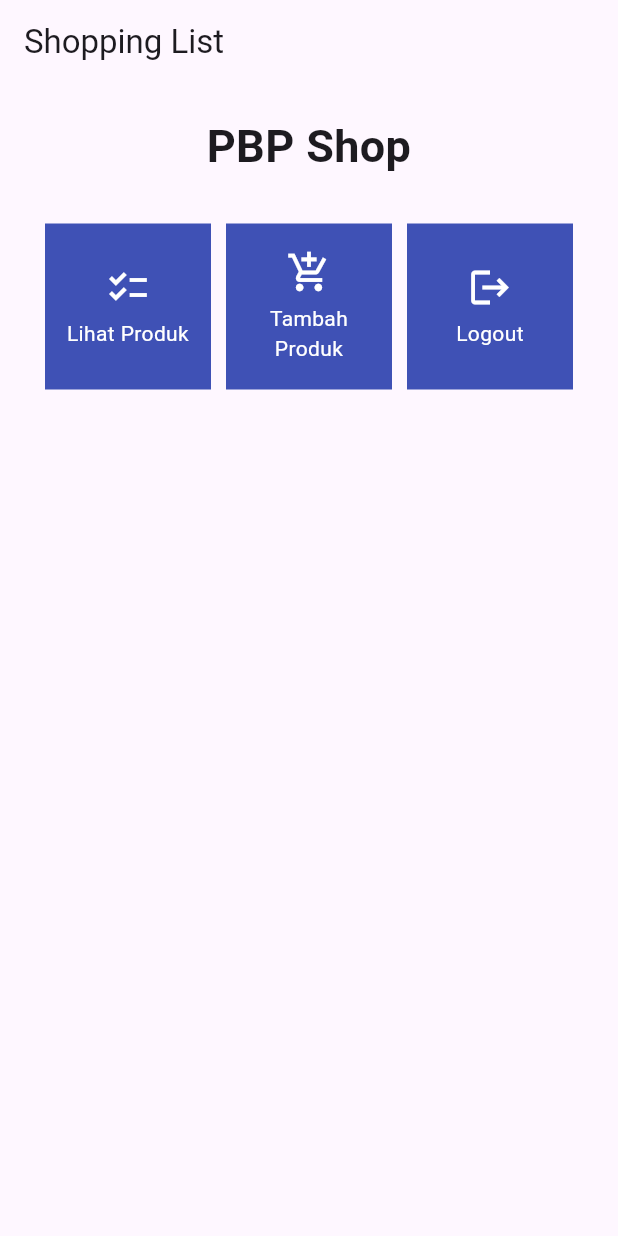
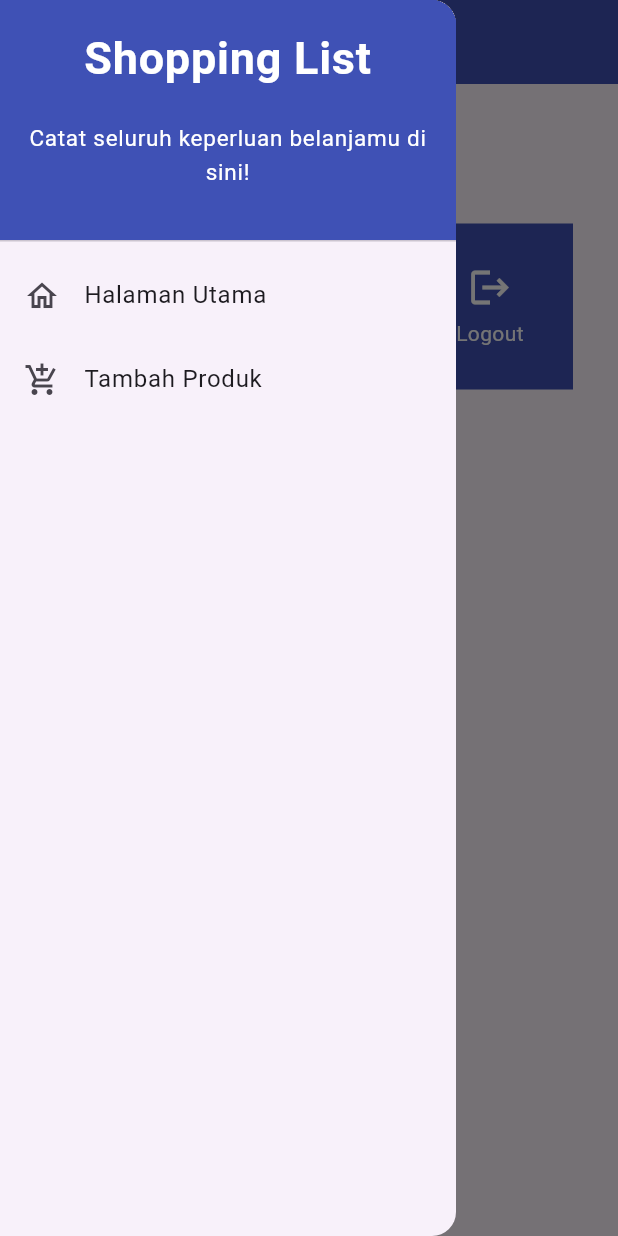
Before and after one commit to Not0nline/shopping-list-mobile, a Flutter app: the screen it shows after launch, with the side drawer open (before the commit the screen has no drawer), on a phone screen of 412 x 824 dp. Run offline on Flutter 3.47's test engine with Material 2 defaults, Android fonts, the phone set to English and light mode, and no system bars.

Commit message:
tutorial 7 selesai

```diff
--- a/lib/main.dart
+++ b/lib/main.dart
@@ -1,5 +1,5 @@
 import 'package:flutter/material.dart';
-import 'package:shopping_list/menu.dart';
+import 'package:shopping_list/screens/menu.dart';
 
 void main() {
   runApp(const MyApp());
--- a/lib/menu.dart
+++ /dev/null
@@ -1,121 +0,0 @@
-import 'package:flutter/material.dart';
-
-class ShopItem {
-  final String name;
-  final IconData icon;
-
-  ShopItem(this.name, this.icon);
-}
-
-class ShopCard extends StatelessWidget {
-  final ShopItem item;
-
-  const ShopCard(this.item, {super.key}); // Constructor
-
-  @override
-  Widget build(BuildContext context) {
-    return Material(
-      color: Colors.indigo,
-      child: InkWell(
-        // Area responsive terhadap sentuhan
-        onTap: () {
-          // Memunculkan SnackBar ketika diklik
-          ScaffoldMessenger.of(context)
-            ..hideCurrentSnackBar()
-            ..showSnackBar(SnackBar(
-                content: Text("Kamu telah menekan tombol ${item.name}!")));
-        },
-        child: Container(
-          // Container untuk menyimpan Icon dan Text
-          padding: const EdgeInsets.all(8),
-          child: Center(
-            child: Column(
-              mainAxisAlignment: MainAxisAlignment.center,
-              children: [
-                Icon(
-                  item.icon,
-                  color: Colors.white,
-                  size: 30.0,
-                ),
-                const Padding(padding: EdgeInsets.all(3)),
-                Text(
-                  item.name,
-                  textAlign: TextAlign.center,
-                  style: const TextStyle(color: Colors.white),
-                ),
-              ],
-            ),
-          ),
-        ),
-      ),
-    );
-  }
-}
-
-class MyHomePage extends StatelessWidget {
-  MyHomePage({Key? key}) : super(key: key);
-
-  final List<ShopItem> items = [
-    ShopItem("Lihat Produk", Icons.checklist),
-    ShopItem("Tambah Produk", Icons.add_shopping_cart),
-    ShopItem("Logout", Icons.logout),
-];
-
-  // This widget is the home page of your application. It is stateful, meaning
-  // that it has a State object (defined below) that contains fields that affect
-  // how it looks.
-
-  // This class is the configuration for the state. It holds the values (in this
-  // case the title) provided by the parent (in this case the App widget) and
-  // used by the build method of the State. Fields in a Widget subclass are
-  // always marked "final".
-
-
-  @override
-    Widget build(BuildContext context) {
-        return Scaffold(
-            appBar: AppBar(
-                title: const Text(
-                'Shopping List',
-                ),
-            ),
-            body: SingleChildScrollView(
-                // Widget wrapper yang dapat discroll
-                child: Padding(
-                padding: const EdgeInsets.all(10.0), // Set padding dari halaman
-                child: Column(
-                    // Widget untuk menampilkan children secara vertikal
-                    children: <Widget>[
-                    const Padding(
-                        padding: EdgeInsets.only(top: 10.0, bottom: 10.0),
-                        // Widget Text untuk menampilkan tulisan dengan alignment center dan style yang sesuai
-                        child: Text(
-                        'PBP Shop', // Text yang menandakan toko
-                        textAlign: TextAlign.center,
-                        style: TextStyle(
-                            fontSize: 30,
-                            fontWeight: FontWeight.bold,
-                        ),
-                        ),
-                    ),
-                    // Grid layout
-                    GridView.count(
-                        // Container pada card kita.
-                        primary: true,
-                        padding: const EdgeInsets.all(20),
-                        crossAxisSpacing: 10,
-                        mainAxisSpacing: 10,
-                        crossAxisCount: 3,
-                        shrinkWrap: true,
-                        children: items.map((ShopItem item) {
-                        // Iterasi untuk setiap item
-                        return ShopCard(item);
-                        }).toList(),
-                    ),
-                    ],
-                ),
-                ),
-            ),
-        );
-    }
-}
--- /dev/null
+++ b/lib/screens/menu.dart
@@ -0,0 +1,125 @@
+import 'package:flutter/material.dart';
+import 'package:shopping_list/widgets/left_drawer.dart';
+import 'package:shopping_list/widgets/shop_card.dart';
+import 'package:shopping_list/screens/shoplist_form.dart';
+
+class ShopCard extends StatelessWidget {
+  final ShopItem item;
+
+  const ShopCard(this.item, {super.key}); // Constructor
+
+  @override
+  Widget build(BuildContext context) {
+    return Material(
+      color: Colors.indigo,
+      child: InkWell(
+        // Area responsive terhadap sentuhan
+        onTap: () {
+          // Memunculkan SnackBar ketika diklik
+          ScaffoldMessenger.of(context)
+            ..hideCurrentSnackBar()
+            ..showSnackBar(SnackBar(
+                content: Text("Kamu telah menekan tombol ${item.name}!")));
+
+          // Navigate ke route yang sesuai (tergantung jenis tombol)
+          if (item.name == "Tambah Produk") {
+            Navigator.push(context,
+                MaterialPageRoute(builder: (context) => const ShopFormPage()));
+          }
+        },
+        child: Container(
+          // Container untuk menyimpan Icon dan Text
+          padding: const EdgeInsets.all(8),
+          child: Center(
+            child: Column(
+              mainAxisAlignment: MainAxisAlignment.center,
+              children: [
+                Icon(
+                  item.icon,
+                  color: Colors.white,
+                  size: 30.0,
+                ),
+                const Padding(padding: EdgeInsets.all(3)),
+                Text(
+                  item.name,
+                  textAlign: TextAlign.center,
+                  style: const TextStyle(color: Colors.white),
+                ),
+              ],
+            ),
+          ),
+        ),
+      ),
+    );
+  }
+}
+
+class MyHomePage extends StatelessWidget {
+  MyHomePage({Key? key}) : super(key: key);
+
+  final List<ShopItem> items = [
+    ShopItem("Lihat Produk", Icons.checklist),
+    ShopItem("Tambah Produk", Icons.add_shopping_cart),
+    ShopItem("Logout", Icons.logout),
+  ];
+
+  // This widget is the home page of your application. It is stateful, meaning
+  // that it has a State object (defined below) that contains fields that affect
+  // how it looks.
+
+  // This class is the configuration for the state. It holds the values (in this
+  // case the title) provided by the parent (in this case the App widget) and
+  // used by the build method of the State. Fields in a Widget subclass are
+  // always marked "final".
+
+  @override
+  Widget build(BuildContext context) {
+    return Scaffold(
+      appBar: AppBar(
+        title: const Text(
+          'Shopping List',
+        ),
+        backgroundColor: Colors.indigo,
+        foregroundColor: Colors.white,
+      ),
+      drawer: const LeftDrawer(),
+      body: SingleChildScrollView(
+        // Widget wrapper yang dapat discroll
+        child: Padding(
+          padding: const EdgeInsets.all(10.0), // Set padding dari halaman
+          child: Column(
+            // Widget untuk menampilkan children secara vertikal
+            children: <Widget>[
+              const Padding(
+                padding: EdgeInsets.only(top: 10.0, bottom: 10.0),
+                // Widget Text untuk menampilkan tulisan dengan alignment center dan style yang sesuai
+                child: Text(
+                  'PBP Shop', // Text yang menandakan toko
+                  textAlign: TextAlign.center,
+                  style: TextStyle(
+                    fontSize: 30,
+                    fontWeight: FontWeight.bold,
+                  ),
+                ),
+              ),
+              // Grid layout
+              GridView.count(
+                // Container pada card kita.
+                primary: true,
+                padding: const EdgeInsets.all(20),
+                crossAxisSpacing: 10,
+                mainAxisSpacing: 10,
+                crossAxisCount: 3,
+                shrinkWrap: true,
+                children: items.map((ShopItem item) {
+                  // Iterasi untuk setiap item
+                  return ShopCard(item);
+                }).toList(),
+              ),
+            ],
+          ),
+        ),
+      ),
+    );
+  }
+}
--- /dev/null
+++ b/lib/widgets/left_drawer.dart
@@ -0,0 +1,68 @@
+import 'package:flutter/material.dart';
+import 'package:shopping_list/screens/menu.dart';
+import 'package:shopping_list/screens/shoplist_form.dart';
+
+class LeftDrawer extends StatelessWidget {
+  const LeftDrawer({super.key});
+
+  @override
+  Widget build(BuildContext context) {
+    return Drawer(
+      child: ListView(
+        children: [
+          const DrawerHeader(
+            decoration: BoxDecoration(
+              color: Colors.indigo,
+            ),
+            child: Column(
+              children: [
+                Text(
+                  'Shopping List',
+                  textAlign: TextAlign.center,
+                  style: TextStyle(
+                    fontSize: 30,
+                    fontWeight: FontWeight.bold,
+                    color: Colors.white,
+                  ),
+                ),
+                Padding(padding: EdgeInsets.all(10)),
+                Text(
+                  "Catat seluruh keperluan belanjamu di sini!",
+                  textAlign: TextAlign.center,
+                  style: TextStyle(
+                    fontSize: 15.0,
+                    color: Colors.white,
+                    fontWeight: FontWeight.normal,
+                  ),
+                ),
+              ],
+            ),
+          ),
+          ListTile(
+            leading: const Icon(Icons.home_outlined),
+            title: const Text('Halaman Utama'),
+            // Bagian redirection ke MyHomePage
+            onTap: () {
+              Navigator.pushReplacement(
+                  context,
+                  MaterialPageRoute(
+                    builder: (context) => MyHomePage(),
+                  ));
+            },
+          ),
+          ListTile(
+            leading: const Icon(Icons.add_shopping_cart),
+            title: const Text('Tambah Produk'),
+            // Bagian redirection ke ShopFormPage
+            onTap: () {
+              Navigator.push(
+                  context,
+                  MaterialPageRoute(
+                      builder: (context) => const ShopFormPage()));
+            },
+          ),
+        ],
+      ),
+    );
+  }
+}
```
Also changed, not shown: lib/screens/shoplist_form.dart (added, +155 -0 lines), lib/widgets/shop_card.dart (added, +8 -0 lines).
